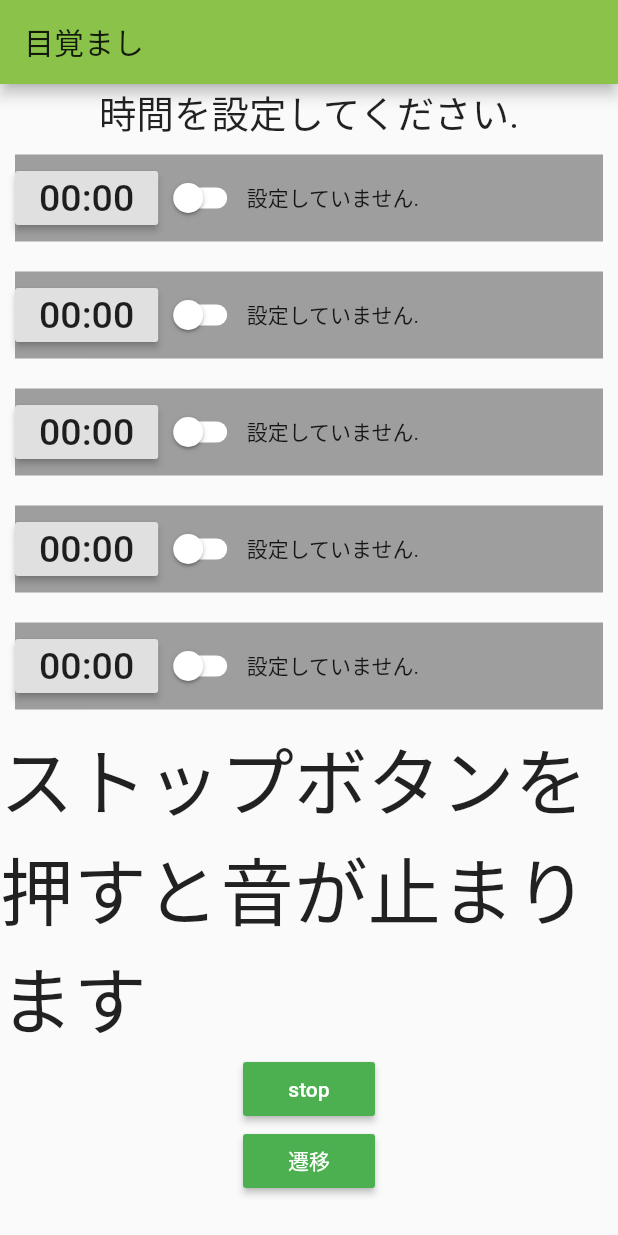
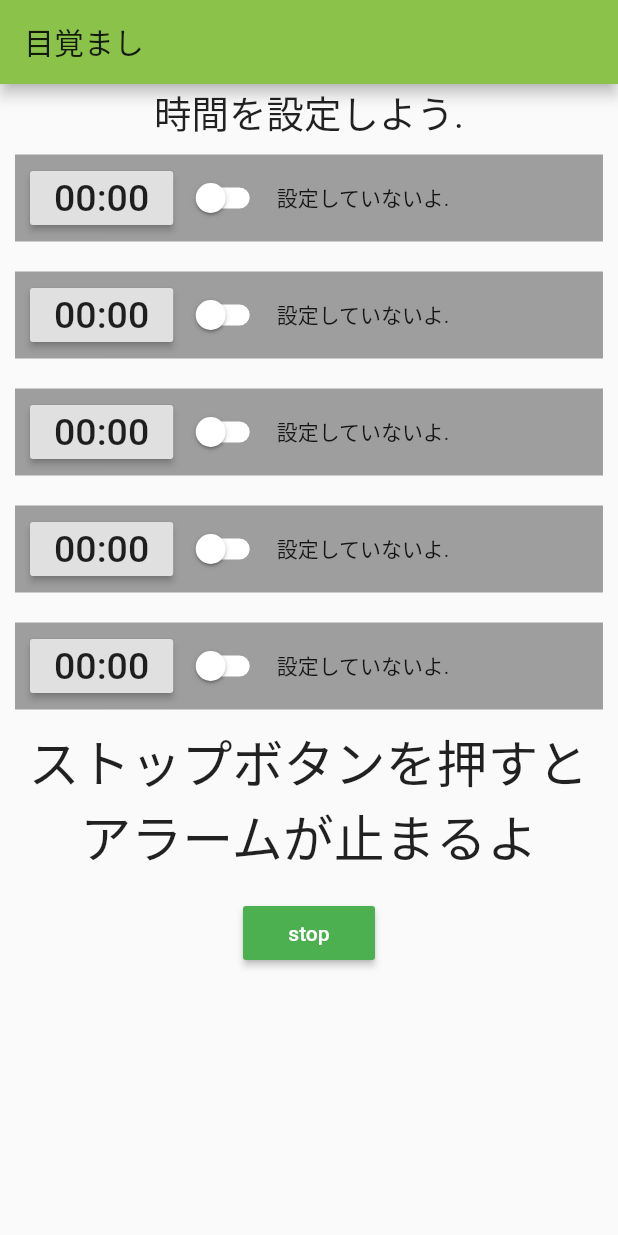
Before and after one commit to konomins/flutter_app1, a Flutter app: the screen it shows after launch, on a phone screen of 412 x 824 dp. Run offline on Flutter 3.47's test engine with Material 2 defaults, Android fonts, the phone set to English and light mode, and no system bars; our stand-ins replace audioplayers, sensors.

Commit message:
時間設定画面、計算ゲーム、加速度ゲーム機能完成 画面のデザインもほぼ完成

```diff
--- a/lib/main.dart
+++ b/lib/main.dart
@@ -71,23 +71,23 @@ class _MyHomePageState extends State<MyHomePage> {
   //各スイッチの値を表示
   //1個目
   bool _active1 = false;
-  String switch_text1= "設定していません.";
+  String switch_text1= "設定していないよ.";
 
   //2個目
   bool _active2 = false;
-  String switch_text2= "設定していません.";
+  String switch_text2= "設定していないよ.";
 
   //3個目
   bool _active3 = false;
-  String switch_text3= "設定していません.";
+  String switch_text3= "設定していないよ.";
 
   //4個目
   bool _active4 = false;
-  String switch_text4= "設定していません.";
+  String switch_text4= "設定していないよ.";
 
   //5個目
   bool _active5 = false;
-  String switch_text5= "設定していません.";
+  String switch_text5= "設定していないよ.";
 
 
   void initState() { //現在時刻を取得する関数
@@ -113,7 +113,7 @@ class _MyHomePageState extends State<MyHomePage> {
 
 
 
-    if (switch_text1 == "設定しました" && set_time1 == now_time) {
+    if (switch_text1 == "設定しているよ" && set_time1 == now_time) {
       judge++;
       play();
       if(scene == 0){
@@ -123,11 +123,11 @@ class _MyHomePageState extends State<MyHomePage> {
         Navigator.of(context).pushNamed("/second_page");
       }
 
-      switch_text1 = "設定されていません";
+      switch_text1 = "設定していないよ";
       setState(() {
       });
     }
-    else if (switch_text2 == "設定しました" && set_time2 == now_time) {
+    else if (switch_text2 == "設定しているよ" && set_time2 == now_time) {
       judge++;
       play();
       if(scene == 0){
@@ -136,11 +136,11 @@ class _MyHomePageState extends State<MyHomePage> {
       else if(scene == 1){
         Navigator.of(context).pushNamed("/second_page");
       }
-      switch_text2 = "設定されていません";
+      switch_text2 = "設定していないよ";
       setState(() {
       });
     }
-    else if (switch_text3 == "設定しました" && set_time3 == now_time) {
+    else if (switch_text3 == "設定しているよ" && set_time3 == now_time) {
       judge++;
       play();
       if(scene == 0){
@@ -149,11 +149,11 @@ class _MyHomePageState extends State<MyHomePage> {
       else if(scene == 1){
         Navigator.of(context).pushNamed("/second_page");
       }
-      switch_text3 = "設定されていません";
+      switch_text3 = "設定していないよ";
       setState(() {
       });
     }
-    else if (switch_text4 == "設定しました" && set_time4 == now_time) {
+    else if (switch_text4 == "設定しているよ" && set_time4 == now_time) {
       judge++;
       play();
       if(scene == 0){
@@ -162,11 +162,11 @@ class _MyHomePageState extends State<MyHomePage> {
       else if(scene == 1){
         Navigator.of(context).pushNamed("/second_page");
       }
-      switch_text4 = "設定されていません";
+      switch_text4 = "設定していないよ";
       setState(() {
       });
     }
-    else if (switch_text5 == "設定しました" && set_time5 == now_time) {
+    else if (switch_text5 == "設定しているよ" && set_time5 == now_time) {
       judge++;
       play();
       if(scene == 0){
@@ -175,7 +175,7 @@ class _MyHomePageState extends State<MyHomePage> {
       else if(scene == 1){
         Navigator.of(context).pushNamed("/second_page");
       }
-      switch_text5 = "設定されていません";
+      switch_text5 = "設定していないよ";
       setState(() {
       });
     }
@@ -286,7 +286,7 @@ class _MyHomePageState extends State<MyHomePage> {
           mainAxisAlignment: MainAxisAlignment.start,
           children: <Widget>[
             Text(
-              "時間を設定してください.",
+              "時間を設定しよう.",
               style: TextStyle(
                 fontSize: 25.0,
               ),
@@ -299,6 +299,9 @@ class _MyHomePageState extends State<MyHomePage> {
               margin:EdgeInsets.all(10.0),
               child: Row(
                 children: <Widget>[
+                  Padding(
+                    padding: EdgeInsets.only(right:10.0),
+                  ),
                   new RaisedButton(
                       onPressed: () => _selectTime1(context),
                       child: new Text(set_time1,
@@ -306,6 +309,9 @@ class _MyHomePageState extends State<MyHomePage> {
                           fontSize: 25.0,
                         ),
                       ),
+                    ),
+                  Padding(
+                    padding: EdgeInsets.only(right:5.0),
                   ),
 
                     new Switch(
@@ -318,13 +324,16 @@ class _MyHomePageState extends State<MyHomePage> {
                         setState(() {
                           _active1 = value;
                           if(_active1 == true) {
-                            switch_text1 = '設定しました';
+                            switch_text1 = '設定しているよ';
                           }
                           else {
-                            switch_text1 = '設定されていません';
+                            switch_text1 = '設定していないよ';
                           }
                         });
                       },
+                    ),
+                  Padding(
+                    padding: EdgeInsets.only(right:5.0),
                   ),
                     Text(switch_text1),
 
@@ -341,6 +350,9 @@ class _MyHomePageState extends State<MyHomePage> {
             margin:EdgeInsets.all(10.0),
             child: Row(
               children: <Widget>[
+                Padding(
+                  padding: EdgeInsets.only(right:10.0),
+                ),
                 new RaisedButton(
                   onPressed: () => _selectTime2(context),
                   child: new Text(set_time2,
@@ -348,6 +360,10 @@ class _MyHomePageState extends State<MyHomePage> {
                       fontSize: 25.0,
                     ),
                   ),
+                ),
+
+                Padding(
+                  padding: EdgeInsets.only(right:5.0),
                 ),
 
                 new Switch(
@@ -360,13 +376,16 @@ class _MyHomePageState extends State<MyHomePage> {
                     setState(() {
                       _active2 = value;
                       if(_active2 == true) {
-                        switch_text2 = '設定しました';
+                        switch_text2 = '設定しているよ';
                       }
                       else {
-                        switch_text2 = '設定されていません';
+                        switch_text2 = '設定していないよ';
                       }
                     });
                   },
+                ),
+                Padding(
+                  padding: EdgeInsets.only(right:5.0),
                 ),
                 Text(switch_text2),
 
@@ -382,6 +401,9 @@ class _MyHomePageState extends State<MyHomePage> {
               margin:EdgeInsets.all(10.0),
               child: Row(
                 children: <Widget>[
+                  Padding(
+                    padding: EdgeInsets.only(right:10.0),
+                  ),
                   new RaisedButton(
                     onPressed: () => _selectTime3(context),
                     child: new Text(set_time3,
@@ -389,6 +411,10 @@ class _MyHomePageState extends State<MyHomePage> {
                         fontSize: 25.0,
                       ),
                     ),
+                  ),
+
+                  Padding(
+                    padding: EdgeInsets.only(right:5.0),
                   ),
 
                   new Switch(
@@ -401,14 +427,19 @@ class _MyHomePageState extends State<MyHomePage> {
                       setState(() {
                         _active3 = value;
                         if(_active3 == true) {
-                          switch_text3 = '設定しました';
+                          switch_text3 = '設定しているよ';
                         }
                         else {
-                          switch_text3 = '設定されていません';
+                          switch_text3 = '設定していないよ';
                         }
                       });
                     },
                   ),
+
+                  Padding(
+                    padding: EdgeInsets.only(right:5.0),
+                  ),
+
                   Text(switch_text3),
 
 
@@ -423,6 +454,9 @@ class _MyHomePageState extends State<MyHomePage> {
               margin:EdgeInsets.all(10.0),
               child: Row(
                 children: <Widget>[
+                  Padding(
+                    padding: EdgeInsets.only(right:10.0),
+                  ),
                   new RaisedButton(
                     onPressed: () => _selectTime4(context),
                     child: new Text(set_time4,
@@ -430,6 +464,10 @@ class _MyHomePageState extends State<MyHomePage> {
                         fontSize: 25.0,
                       ),
                     ),
+                  ),
+
+                  Padding(
+                    padding: EdgeInsets.only(right:5.0),
                   ),
 
                   new Switch(
@@ -442,14 +480,19 @@ class _MyHomePageState extends State<MyHomePage> {
                       setState(() {
                         _active4 = value;
                         if(_active4 == true) {
-                          switch_text4 = '設定しました';
+                          switch_text4 = '設定しているよ';
                         }
                         else {
-                          switch_text4 = '設定されていません';
+                          switch_text4 = '設定していないよ';
                         }
                       });
                     },
                   ),
+
+                  Padding(
+                    padding: EdgeInsets.only(right:5.0),
+                  ),
+
                   Text(switch_text4),
 
 
@@ -464,6 +507,9 @@ class _MyHomePageState extends State<MyHomePage> {
               margin:EdgeInsets.all(10.0),
               child: Row(
                 children: <Widget>[
+                  Padding(
+                    padding: EdgeInsets.only(right:10.0),
+                  ),
                   new RaisedButton(
                     onPressed: () => _selectTime5(context),
                     child: new Text(set_time5,
@@ -471,6 +517,10 @@ class _MyHomePageState extends State<MyHomePage> {
                         fontSize: 25.0,
                       ),
                     ),
+                  ),
+
+                  Padding(
+                    padding: EdgeInsets.only(right:5.0),
                   ),
 
                   new Switch(
@@ -483,14 +533,19 @@ class _MyHomePageState extends State<MyHomePage> {
                       setState(() {
                         _active5 = value;
                         if(_active5 == true) {
-                          switch_text5 = '設定しました';
+                          switch_text5 = '設定しているよ';
                         }
                         else {
-                          switch_text5 = '設定されていません';
+                          switch_text5 = '設定していないよ';
                         }
                       });
                     },
                   ),
+
+                  Padding(
+                    padding: EdgeInsets.only(right:5.0),
+                  ),
+
                   Text(switch_text5),
 
 
@@ -498,11 +553,22 @@ class _MyHomePageState extends State<MyHomePage> {
               ),
             ),
             Text(
-              "ストップボタンを押すと音が止まります",
+              "ストップボタンを押すと",
               style: TextStyle(
-                fontSize: 49.0,
+                fontSize: 34.0,
               ),
             ),
+            Text(
+            "アラームが止まるよ",
+              style: TextStyle(
+                fontSize: 34.0,
+              ),
+            ),
+
+            Padding(
+              padding: EdgeInsets.only(bottom:15.0),
+            ),
+
             RaisedButton(
               child: Text("stop"),
               color: Colors.green,
@@ -510,12 +576,13 @@ class _MyHomePageState extends State<MyHomePage> {
               //onPressed: () => _player2.stop(),
               onPressed: () => stop(),
             ),
-            RaisedButton(
+           /* RaisedButton(
               child: Text("遷移"),
               color: Colors.green,
               textColor:Colors.white,
               onPressed: () => Navigator.of(context).pushNamed("/second_page"),
             ),
+            */
     ]
     ),
     ),
@@ -531,7 +598,7 @@ class SubPage extends StatelessWidget{
     return new Scaffold(
       backgroundColor: Colors.black,
       appBar: new AppBar(
-
+        automaticallyImplyLeading: false,
         title: const Text('今日の問題',
         style: TextStyle(color: Colors.black),
         ),
@@ -659,19 +726,28 @@ class _GamePageState extends State<_GamePage> {
             child: Column(
                 mainAxisAlignment: MainAxisAlignment.start,
                 children: <Widget>[
+                  Padding(
+                    padding: EdgeInsets.only(top:5.0),
+                  ),
                   Text(
-                'それぞれの式の下にある解答欄に答えを入力してください',
+                      'それぞれの式の下にある解答欄に答えを入力しよう',
                       style: TextStyle(
                         color: Colors.black,
                         fontSize: 15.0,
                       )
                   ),
+
+                  Padding(
+                    padding: EdgeInsets.only(top:5.0),
+                  ),
+
                   Container(
                     color : Colors.black,
                     width: 380.0,
-               height: 40.0,
+                    height: 39.0,
+                      padding: EdgeInsets.only(left:10.0),
                     child:Text(//2桁×1桁
-                   q1_n1.toString() + '×' +  q1_n2.toString() + '=' +  _a1 +  '    判定:' + answer_judge1,
+                      q1_n1.toString() + ' × ' +  q1_n2.toString() + ' = ' +  _a1 +  '    判定: ' + answer_judge1,
                       style: TextStyle(
                         fontSize: 24.0,
                         color: Colors.white,
@@ -689,13 +765,15 @@ class _GamePageState extends State<_GamePage> {
                     obscureText: false,
                     maxLines:1,
                     onChanged: _q1Text,
+                      decoration: new InputDecoration( contentPadding: const EdgeInsets.only(left:15.0)),
                   ),
                   Container(//2桁 + 2桁
                     color : Colors.black,
                     width: 380.0,
-                height: 40.0,
+                    height: 39.0,
+                    padding: EdgeInsets.only(left:10.0),
                     child: Text(
-                  q2_n1.toString() + '+' +  q2_n2.toString() + '=' +  _a2 +  '    判定:' + answer_judge2,
+                      q2_n1.toString() + ' + ' +  q2_n2.toString() + ' = ' +  _a2 +  '    判定: ' + answer_judge2,
                       style: TextStyle(
                         fontSize: 24.0,
                         color:Colors.white,
@@ -715,13 +793,15 @@ class _GamePageState extends State<_GamePage> {
                     obscureText: false,
                     maxLines:1,
                     onChanged: _q2Text,
+                    decoration: new InputDecoration( contentPadding: const EdgeInsets.only(left:15.0)),
                   ),
                   Container(
                     color: Colors.black,
                     width: 380.0,
-                height: 40.0,
+                    height: 39.0,
+                    padding: EdgeInsets.only(left:10.0),
                     child: Text(//3桁-2桁
-                  q3_n1.toString() + '-' +  q3_n2.toString() + '=' +  _a3 +  '    判定:' + answer_judge3,
+                      q3_n1.toString() + ' - ' +  q3_n2.toString() + ' = ' +  _a3 +  '    判定: ' + answer_judge3,
                       style: TextStyle(
                         fontSize: 24.0,
                         color: Colors.white,
@@ -739,10 +819,8 @@ class _GamePageState extends State<_GamePage> {
                     obscureText: false,
                     maxLines:1,
                     onChanged: _q3Text,
+                    decoration: new InputDecoration( contentPadding: const EdgeInsets.only(left:15.0)),
                   ),
-              Text(
-                answer2,
-              )
                 ]
             ),
         ),
@@ -758,7 +836,7 @@ class SubPage1 extends StatelessWidget {
     return new Scaffold(
       backgroundColor: Colors.black,
       appBar: new AppBar(
-
+        automaticallyImplyLeading: false,
         title: const Text('加速度ゲーム',
           style: TextStyle(color: Colors.black),
         ),
@@ -787,6 +865,10 @@ class _AccGameState extends State< _AccGame>
   //pop判定
   int _pop = 1;
 
+  //最大値と最小値
+  double max = 0.0;
+  double min = 0.0;
+
 
   void dispose() {//画面切り替え時:加速度データ取得を止める
     super.dispose();
@@ -810,6 +892,22 @@ class _AccGameState extends State< _AccGame>
   }
 
   void Accer_game_Judge() {
+    if(max < _Acceler_Values[0]){
+      max =_Acceler_Values[0];
+    }
+
+    if(max < _Acceler_Values[1]){
+      max = _Acceler_Values[1];
+    }
+
+    if(min > _Acceler_Values[0]) {
+      min = _Acceler_Values[0];
+    }
+
+    if(min > _Acceler_Values[1]) {
+      min = _Acceler_Values[1];
+    }
+
     if (
         _Acceler_Values[0] > 13.0 || _Acceler_Values[1] > 13.0 ||
         _Acceler_Values[0] < -13.0 || _Acceler_Values[1] < -13.0
@@ -824,31 +922,46 @@ class _AccGameState extends State< _AccGame>
     final String accel_x = _Acceler_Values[0].toStringAsFixed(1);
     final String accel_y = _Acceler_Values[1].toStringAsFixed(1);
 
+    final max_S = max.toStringAsFixed(1);
+    final min_S = min.toStringAsFixed(1);
+
     return Scaffold(
         body: Center(
         child: Column(
             children: <Widget>[
-              Text('X_data:  $accel_x',
-              style: TextStyle(
-                fontSize: 30.0,
-              )),
-              Text('Y_data:  $accel_y',
-              style: TextStyle(
-                fontSize: 30.0,
-              )),
-              Text('縦、横にスマホを振り、'
+              Padding(
+                padding: EdgeInsets.only(top:10.0),
+              ),
+
+              Text('縦、横にスマホを振り'
               ,
               style: TextStyle(
                 fontSize: 20.0,
               ),
               ),
-              Text('13以上または-13未満にしましょう'
+              Padding(
+                padding: EdgeInsets.only(top:5.0),
+              ),
+              Text('最大値が13以上または'
+                ,
+                style: TextStyle(
+                  fontSize: 20.0,
+                ),
+              ),
+              Text('最小値が-13未満になるとクリア'
                 ,
                 style: TextStyle(
                   fontSize: 20.0,
                 ),
               ),
               new Image.asset('images/GameDescription.PNG',width: 380.0, height:380.0),
+              Padding(
+                padding: EdgeInsets.only(top:30.0),
+              ),
+              Text('最大値:  $max_S 最小値:  $min_S',
+                  style: TextStyle(
+                    fontSize: 30.0,
+                  )),
           ]
         ),
         ),
```
Lines whose indentation alone changed are shown as unchanged.
